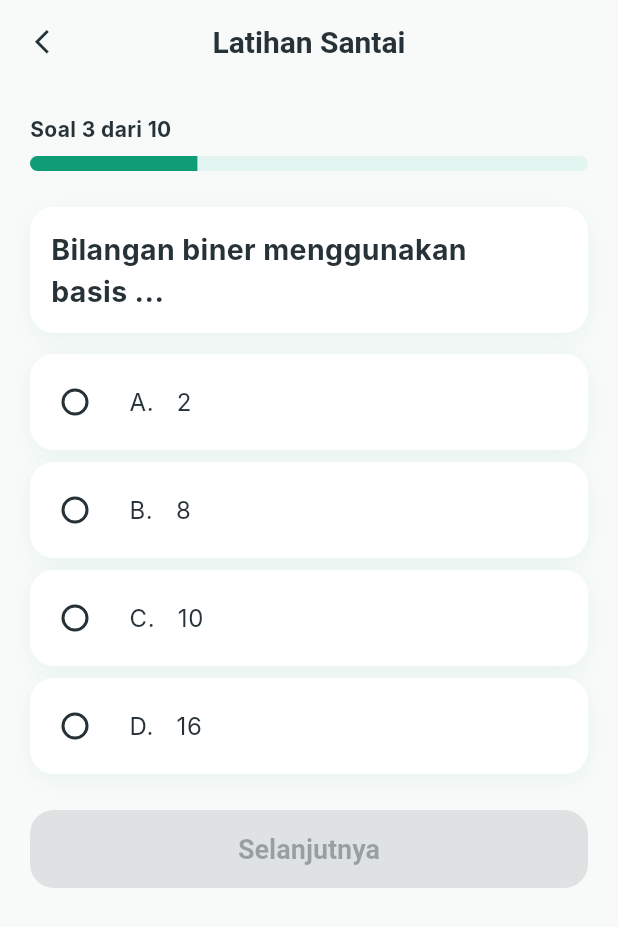
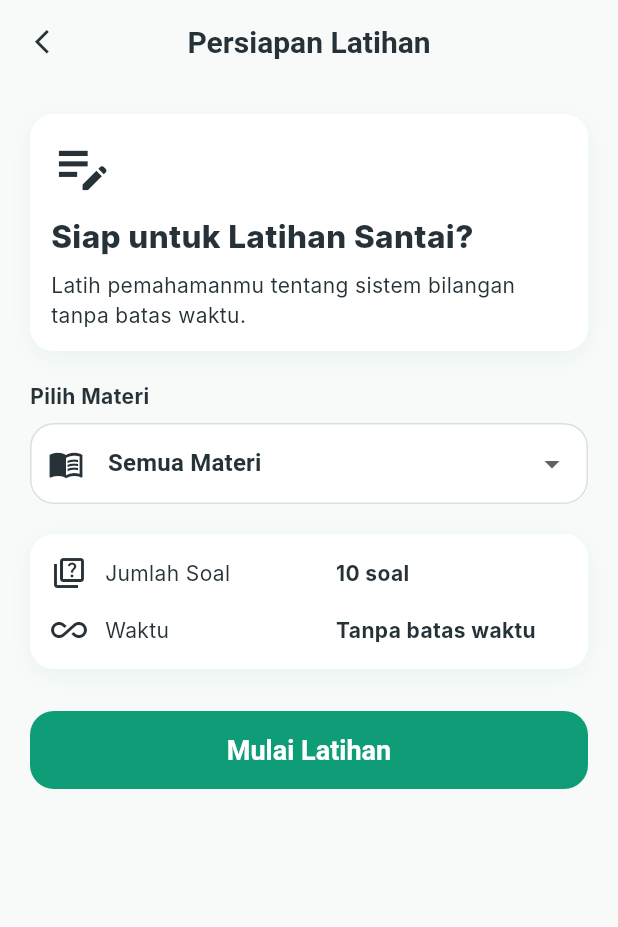
Before and after one commit to 2413025032/FAIBIT, a Flutter app: the HomeShell screen opened directly with empty values, after a tap on "Latihan Santai", on a phone screen of 412 x 824 dp. Shown: the top 927 px of the screen. Run offline on Flutter 3.47's test engine with Material 3 defaults, Android fonts, the phone set to English and light mode, and no system bars; our stand-ins replace image_picker; Roboto replaces fonts that are missing (Inter, Poppins).

Commit message:
feat: improve practice quiz flow

```diff
--- a/lib/screens/home_shell.dart
+++ b/lib/screens/home_shell.dart
@@ -175,7 +175,10 @@ class HomePage extends StatelessWidget {
                     _menu(
                       'Latihan Santai',
                       Icons.edit_note_outlined,
-                      () => _openChildPage(context, const QuizPage()),
+                      () => _openChildPage(
+                        context,
+                        const PracticePreparationPage(),
+                      ),
                     ),
                     _menu(
                       'Challenge',
--- a/lib/screens/quiz_screens.dart
+++ b/lib/screens/quiz_screens.dart
@@ -7,36 +7,190 @@ import '../models/models.dart';
 import '../theme/app_theme.dart';
 import '../widgets/ui.dart';
 
+class PracticePreparationPage extends StatefulWidget {
+  const PracticePreparationPage({super.key});
+
+  @override
+  State<PracticePreparationPage> createState() =>
+      _PracticePreparationPageState();
+}
+
+class _PracticePreparationPageState extends State<PracticePreparationPage> {
+  static const materials = [
+    'Semua Materi',
+    'Desimal',
+    'Biner',
+    'Oktal',
+    'Heksadesimal',
+    'Konversi',
+  ];
+
+  String selectedMaterial = materials.first;
+
+  @override
+  Widget build(BuildContext context) => Scaffold(
+    appBar: const PageTitle(title: 'Persiapan Latihan'),
+    body: SafeArea(
+      child: SingleChildScrollView(
+        padding: const EdgeInsets.all(20),
+        child: Column(
+          crossAxisAlignment: CrossAxisAlignment.stretch,
+          children: [
+            OutlineCard(
+              child: Column(
+                crossAxisAlignment: CrossAxisAlignment.start,
+                children: [
+                  const Icon(Icons.edit_note_outlined, size: 42),
+                  const SizedBox(height: 10),
+                  const Text(
+                    'Siap untuk Latihan Santai?',
+                    style: TextStyle(fontSize: 21, fontWeight: FontWeight.w800),
+                  ),
+                  const SizedBox(height: 8),
+                  const Text(
+                    'Latih pemahamanmu tentang sistem bilangan '
+                    'tanpa batas waktu.',
+                  ),
+                ],
+              ),
+            ),
+            const SizedBox(height: 20),
+            const Text(
+              'Pilih Materi',
+              style: TextStyle(fontWeight: FontWeight.w700),
+            ),
+            const SizedBox(height: 8),
+            DropdownButtonFormField<String>(
+              initialValue: selectedMaterial,
+              decoration: const InputDecoration(
+                prefixIcon: Icon(Icons.menu_book_outlined),
+                border: OutlineInputBorder(),
+              ),
+              items: materials
+                  .map(
+                    (material) => DropdownMenuItem(
+                      value: material,
+                      child: Text(material),
+                    ),
+                  )
+                  .toList(),
+              onChanged: (value) {
+                if (value != null) {
+                  setState(() => selectedMaterial = value);
+                }
+              },
+            ),
+            const SizedBox(height: 20),
+            const OutlineCard(
+              child: Column(
+                children: [
+                  _PracticeInfo(
+                    icon: Icons.quiz_outlined,
+                    title: 'Jumlah Soal',
+                    value: '10 soal',
+                  ),
+                  SizedBox(height: 14),
+                  _PracticeInfo(
+                    icon: Icons.all_inclusive,
+                    title: 'Waktu',
+                    value: 'Tanpa batas waktu',
+                  ),
+                ],
+              ),
+            ),
+            const SizedBox(height: 28),
+            FilledButton(
+              onPressed: () => Navigator.pushReplacement(
+                context,
+                MaterialPageRoute(
+                  builder: (_) => QuizPage(materialTitle: selectedMaterial),
+                ),
+              ),
+              child: const Text('Mulai Latihan'),
+            ),
+          ],
+        ),
+      ),
+    ),
+  );
+}
+
+class _PracticeInfo extends StatelessWidget {
+  const _PracticeInfo({
+    required this.icon,
+    required this.title,
+    required this.value,
+  });
+
+  final IconData icon;
+  final String title;
+  final String value;
+
+  @override
+  Widget build(BuildContext context) => Row(
+    children: [
+      Icon(icon),
+      const SizedBox(width: 12),
+      Expanded(child: Text(title)),
+      Flexible(
+        child: Text(
+          value,
+          textAlign: TextAlign.end,
+          style: const TextStyle(fontWeight: FontWeight.w700),
+        ),
+      ),
+    ],
+  );
+}
+
 class QuizPage extends StatefulWidget {
-  const QuizPage({super.key});
+  const QuizPage({super.key, this.materialTitle = 'Semua Materi'});
+
+  final String materialTitle;
+
   @override
   State<QuizPage> createState() => _QuizPageState();
 }
 
 class _QuizPageState extends State<QuizPage> {
+  static const totalQuestions = 10;
+
+  int currentQuestion = 0;
   int selected = -1;
+
+  void nextQuestion() {
+    if (currentQuestion == totalQuestions - 1) {
+      Navigator.pushReplacement(
+        context,
+        MaterialPageRoute(builder: (_) => const QuizResultPage()),
+      );
+      return;
+    }
+
+    setState(() {
+      currentQuestion++;
+      selected = -1;
+    });
+  }
+
   @override
-  Widget build(BuildContext context) => Scaffold(
+  Widget build(BuildContext context) {
+    final question = questions[currentQuestion];
+
+    return Scaffold(
       body: SafeArea(
         child: _QuestionScreen(
           title: 'Latihan Santai',
-        number: 'Soal 3 dari 10',
-        value: .3,
-        question: questions[0],
+          number: 'Soal ${currentQuestion + 1} dari $totalQuestions',
+          value: (currentQuestion + 1) / totalQuestions,
+          question: question,
           selected: selected,
           onSelected: (i) => setState(() => selected = i),
-        onNext: selected < 0
-            ? null
-            : () => Navigator.push(
-                context,
-                MaterialPageRoute(
-                  builder: (_) =>
-                      FeedbackPage(question: questions[0], selected: selected),
-                ),
-              ),
+          onNext: selected < 0 ? null : nextQuestion,
         ),
       ),
     );
+  }
 }
 
 class _QuestionScreen extends StatelessWidget {
```
Lines whose indentation alone changed are shown as unchanged.
